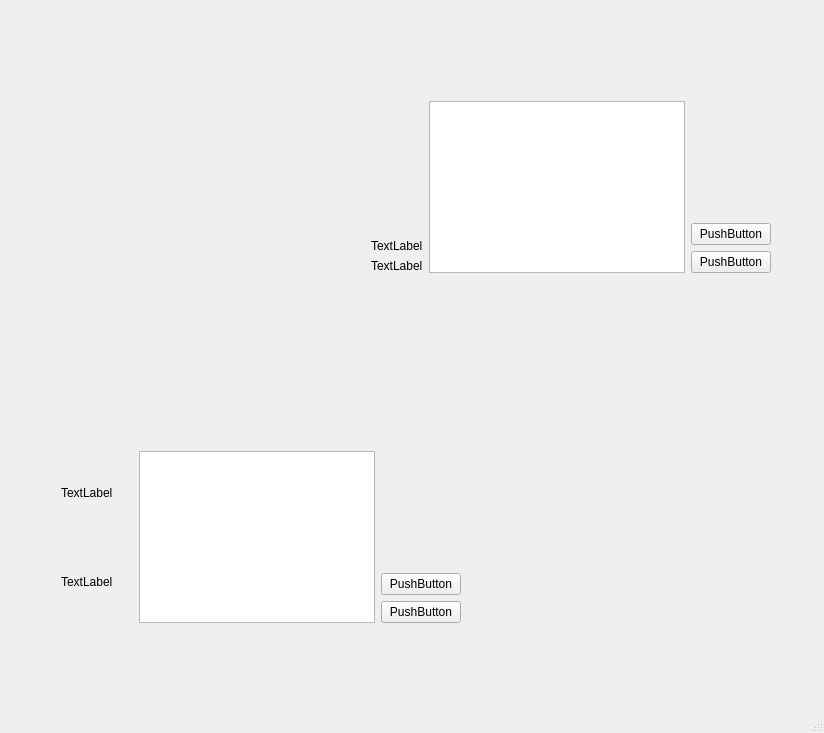
Qt form QYXCQ/QYXCQ.ui (limbo-china/QYXCQ) before a commit.
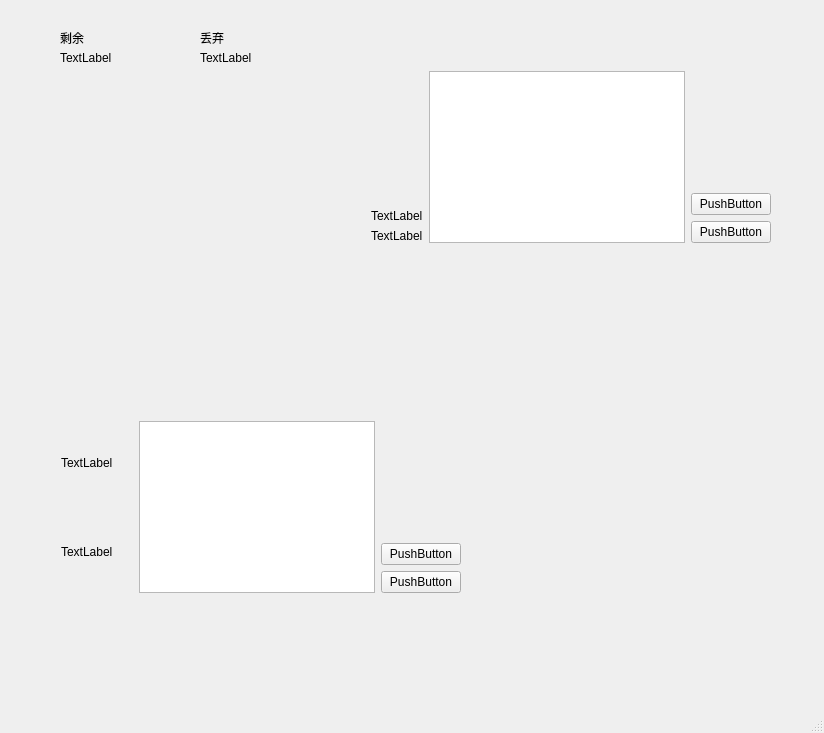
The same form after that commit.

The edit to the form file:
```diff
--- a/QYXCQ/QYXCQ.ui
+++ b/QYXCQ/QYXCQ.ui
@@ -21,9 +21,9 @@
     <property name="geometry">
      <rect>
       <x>30</x>
-      <y>50</y>
-      <width>771</width>
-      <height>601</height>
+      <y>20</y>
+      <width>791</width>
+      <height>641</height>
      </rect>
     </property>
     <widget class="QWidget" name="layoutWidget">
@@ -180,6 +180,58 @@
       </item>
      </layout>
     </widget>
+    <widget class="QLabel" name="remainNumLabel">
+     <property name="geometry">
+      <rect>
+       <x>30</x>
+       <y>30</y>
+       <width>72</width>
+       <height>15</height>
+      </rect>
+     </property>
+     <property name="text">
+      <string>TextLabel</string>
+     </property>
+    </widget>
+    <widget class="QLabel" name="discardNumLabel">
+     <property name="geometry">
+      <rect>
+       <x>170</x>
+       <y>30</y>
+       <width>72</width>
+       <height>15</height>
+      </rect>
+     </property>
+     <property name="text">
+      <string>TextLabel</string>
+     </property>
+    </widget>
+    <widget class="QLabel" name="label">
+     <property name="geometry">
+      <rect>
+       <x>30</x>
+       <y>10</y>
+       <width>72</width>
+       <height>15</height>
+      </rect>
+     </property>
+     <property name="text">
+      <string>剩余</string>
+     </property>
+    </widget>
+    <widget class="QLabel" name="label_2">
+     <property name="geometry">
+      <rect>
+       <x>170</x>
+       <y>10</y>
+       <width>72</width>
+       <height>15</height>
+      </rect>
+     </property>
+     <property name="text">
+      <string>丢弃</string>
+     </property>
+    </widget>
    </widget>
   </widget>
   <widget class="QMenuBar" name="menuBar">
```
Left out of the diff: 12 changed lines with no effect on the pictures.
